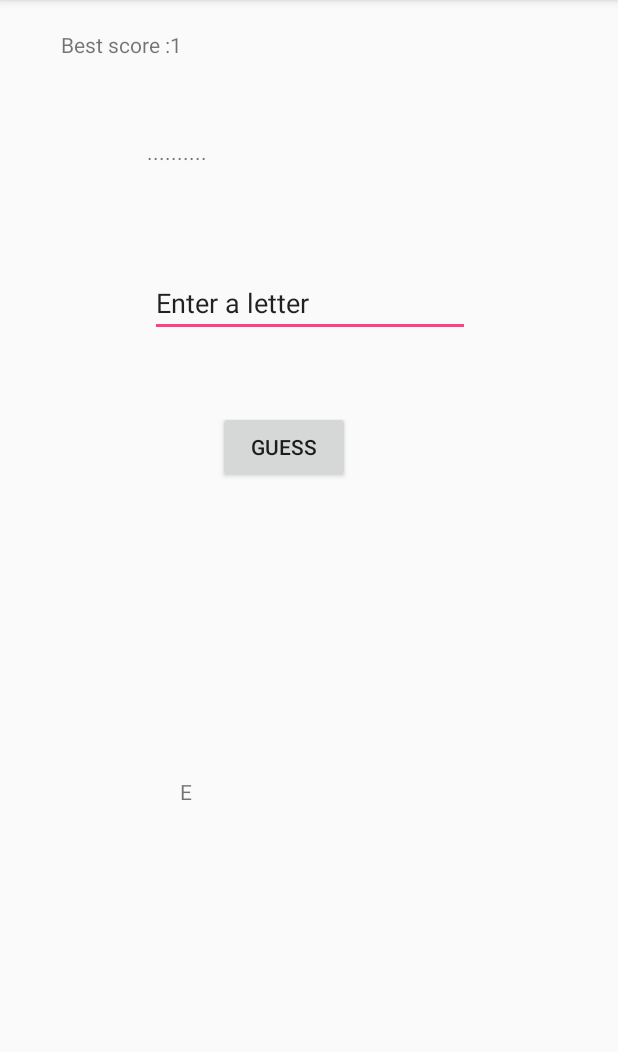
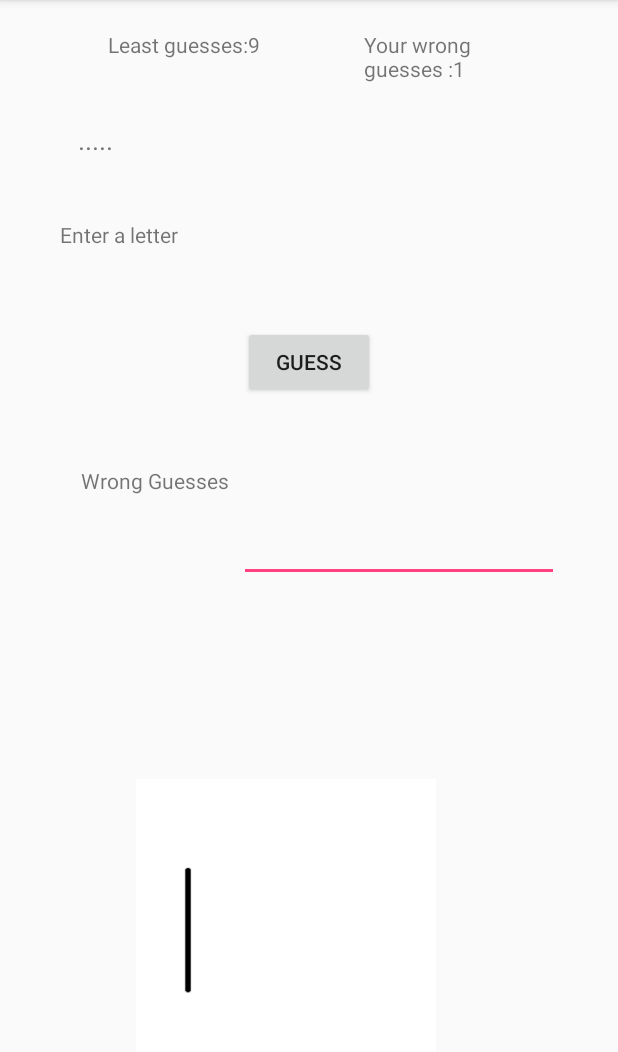
Before and after one commit to ishanisri/hangman, an Android app: the screen it shows after launch (MainActivity), after a tap on "GUESS", on a phone screen of 412 x 824 dp, the part 84-1136 px from its top. Run offline under Robolectric (Android 15) with nearby library versions, the phone set to English and light mode, and no system bars; 1 statement that could not run was skipped.

Commit message:
hacker mode done using images

```diff
--- a/app/src/main/AndroidManifest.xml
+++ b/app/src/main/AndroidManifest.xml
@@ -11,10 +11,11 @@
         android:theme="@style/AppTheme">
         <activity android:name=".MainActivity">
             <intent-filter>
-                <action android:name="android.intent.action.MAIN" />
+                <action android:name="android.intent.action.MAIN" android:screenOrientation="portrait"/>
 
                 <category android:name="android.intent.category.LAUNCHER" />
             </intent-filter>
+
         </activity>
     </application>
 
--- a/app/src/main/java/com/example/ishanisrivastava/hangman/MainActivity.java
+++ b/app/src/main/java/com/example/ishanisrivastava/hangman/MainActivity.java
@@ -1,24 +1,31 @@
 package com.example.ishanisrivastava.hangman;
 
+import android.app.Activity;
 import android.content.SharedPreferences;
+
 import android.support.v7.app.AppCompatActivity;
 import android.os.Bundle;
+import android.text.InputType;
 import android.view.View;
 import android.widget.ArrayAdapter;
 import android.widget.Button;
 import android.widget.EditText;
+import android.widget.ImageView;
 import android.widget.ListAdapter;
 import android.widget.ListView;
 import android.widget.TextView;
+import android.widget.Toast;
 
 import java.util.ArrayList;
 import java.util.Random;
+
+import static android.widget.Toast.*;
 
 public class MainActivity extends AppCompatActivity {
     StringBuilder guessed = new StringBuilder("");
     //StringBuilder wrong = new StringBuilder("");
     int wrongNo=0;
-    int bestScore=0;
+    int leastGuesses;
 
 
 
@@ -28,21 +35,27 @@ public class MainActivity extends AppCompatActivity {
         super.onCreate(savedInstanceState);
         setContentView(R.layout.activity_main);
         final TextView wordbox = findViewById(R.id.wordbox);
-        Button button1=findViewById(R.id.button);
+        final Button button1=findViewById(R.id.button);
         //final ListView wrongList = findViewById(R.id.wrong);
         final TextView wrongList=findViewById(R.id.wrong);
         final EditText letter=findViewById(R.id.letter);
         final TextView scorebox=findViewById(R.id.scorebox);
+        final TextView yourScore=findViewById(R.id.yourScore);
+        yourScore.setText("Your wrong guesses : 0");
+
+        final ImageView img=findViewById(R.id.imageView);
         final ArrayList wrong = new ArrayList();
-        final String list[]={"mango","apple","banana","papaya","guava","pineapple","watermelon","kiwi","strawberry","cherry"};
+        img.setImageResource(R.drawable.stage0);
+        final String list[]={"mango","apple","banana","papaya","guava","pineapple","watermelon","kiwi","strawberry","cherry","raspberry","orange","grapes","apricot","blueberry"};
         Random rand = new Random();
-        int n = rand.nextInt(10);
+        int n = rand.nextInt(15);
         final String word=list[n];
-        final SharedPreferences settings = getSharedPreferences("PREFS", 0);
-        String best= settings.getString("score", "");
-        if(best.equals("")==false) {
-            bestScore = Integer.parseInt(best);
-        }
+        final SharedPreferences settings = getSharedPreferences("PREFS", Activity.MODE_PRIVATE);
+         leastGuesses= settings.getInt("score",9);
+        scorebox.setText("Least guesses:"+String.valueOf(leastGuesses));
+
+
+
 
 
         for(int i=0;i<word.length();i++)
@@ -55,8 +68,12 @@ public class MainActivity extends AppCompatActivity {
         button1.setOnClickListener(new View.OnClickListener() {
 
             public void onClick(View v) {
-                char alphabet=letter.getText().charAt(0);
+                if(letter.getText().length()>1)
+                    Toast.makeText(getApplicationContext(),"just 1 letter allowed", LENGTH_LONG).show();
+                else{
+                    char alphabet=letter.getText().charAt(0);
                 int c=0;
+
                 for(int i=0;i<word.length();i++)
                 {
                    if(word.charAt(i)==alphabet){
@@ -71,36 +88,95 @@ public class MainActivity extends AppCompatActivity {
 
                 }
 
+
                 wordbox.setText(guessed) ;
                 if(c==0)
                 { wrongNo +=1;
                  wrong.add(alphabet);
+                 wrongList.setText("");
                  for(int i=0;i<wrong.size();i++){
                      String s=wrong.get(i).toString()+" ";
                      wrongList.append(s);
+                 }
+
+                    switch(wrong.size())
+                    {
+                        case 1:
+                            img.setImageResource(R.drawable.stage1);
+                            break;
+                        case 2:
+                            img.setImageResource(R.drawable.stage2);
+                            break;
+                        case 3:
+                            img.setImageResource(R.drawable.stage3);
+                            break;
+                        case 4:
+                        img.setImageResource(R.drawable.stage4);
+                        break;
+                        case 5:
+                            img.setImageResource(R.drawable.stage5);
+                            break;
+                        case 6:
+                            img.setImageResource(R.drawable.stage6);
+                            break;
+                        case 7:
+                            img.setImageResource(R.drawable.stage7);
+                            break;
+                        case 8:
+                            img.setImageResource(R.drawable.stage8);
+                            break;
+                        case 9:
+                            img.setImageResource(R.drawable.stage9);
+                            break;
+
+                 }
 
 
-                 }
+
+
                     //ListAdapter adapter = new ArrayAdapter<String>(MainActivity.this, android.R.layout.simple_list_item_1, wrong);
                     //wrongList.setAdapter(adapter);
                 }
+                letter.setText("");
+                yourScore.setText("Your wrong guesses :" + String.valueOf(wrongNo));
 
+                 if(wrong.size()<9) {
 
-                if(word.equals(guessed))
-                    letter.setText("You win!!");
-                if(wrongNo<=bestScore)
-                    scorebox.setText("Best score :"+String.valueOf(bestScore));
-                else {
-                    bestScore=wrongNo;
-                    scorebox.setText("Best score :" + String.valueOf(bestScore));
-                }
+                     if (word.equals(guessed.toString()) == true) {
+                         wordbox.setText("You win!!");
+                         letter.setEnabled(false);
+                         letter.setInputType(InputType.TYPE_NULL);
+                         letter.setEnabled(false);
+                         button1.setEnabled(false);
+
+                         if (wrongNo<leastGuesses)
+                             leastGuesses = wrongNo;
+
+                             //yourScore.setText("Your wrong guesses :" + String.valueOf(wrongNo));
+                             //scorebox.setText("Least guesses :" + String.valueOf(leastGuesses));
+
+                         scorebox.setText("least guesses :" + String.valueOf(leastGuesses));
+
+                             //leastGuesses = wrongNo;
+                             //yourScore.setText("Your Score :" + String.valueOf(wrongNo));
+                             //scorebox.setText("least guesses :" + String.valueOf(leastGuesses));
+
+                     }
+                 }else{
+                     letter.setEnabled(false);
+                     letter.setInputType(InputType.TYPE_NULL);
+                     wordbox.setText("You lose the game");
+                     letter.setEnabled(false);
+                     button1.setEnabled(false);
+                 }
 
                 SharedPreferences.Editor editor = settings.edit();
-                editor.putString("score", String.valueOf(bestScore));
+                editor.putInt("score", leastGuesses);
                 editor.commit();
 
 
-            }
+
+            }}
 
 
             });
--- /dev/null
+++ b/app/src/main/java/com/example/ishanisrivastava/hangman/views/customView1.java
@@ -0,0 +1,30 @@
+package com.example.ishanisrivastava.hangman.views;
+
+import android.content.Context;
+import android.support.annotation.Nullable;
+import android.util.AttributeSet;
+import android.widget.ImageView;
+
+public class customView1 extends ImageView {
+
+    public customView1(Context context) {
+        super(context);
+    }
+
+    public customView1(Context context, @Nullable AttributeSet attrs) {
+        super(context, attrs);
+    }
+
+    public customView1(Context context, @Nullable AttributeSet attrs, int defStyleAttr) {
+        super(context, attrs, defStyleAttr);
+    }
+
+    public customView1(Context context, @Nullable AttributeSet attrs, int defStyleAttr, int defStyleRes) {
+        super(context, attrs, defStyleAttr, defStyleRes);
+    }
+
+
+    private void init(@Nullable AttributeSet set){
+
+    }
+}
--- a/app/src/main/res/layout/activity_main.xml
+++ b/app/src/main/res/layout/activity_main.xml
@@ -19,15 +19,14 @@
         android:text="Guess"
         app:layout_constraintBottom_toBottomOf="parent"
         app:layout_constraintEnd_toEndOf="parent"
-        app:layout_constraintHorizontal_bias="0.446"
         app:layout_constraintStart_toStartOf="parent"
         app:layout_constraintTop_toTopOf="parent"
-        app:layout_constraintVertical_bias="0.378" />
+        app:layout_constraintVertical_bias="0.297" />
 
     <TextView
         android:id="@+id/wordbox"
-        android:layout_width="216dp"
-        android:layout_height="47dp"
+        android:layout_width="164dp"
+        android:layout_height="23dp"
         android:layout_marginBottom="8dp"
         android:layout_marginEnd="8dp"
         android:layout_marginLeft="8dp"
@@ -35,16 +34,18 @@
         android:layout_marginStart="8dp"
         android:layout_marginTop="8dp"
         android:text="The word is"
+        android:textSize="18sp"
         app:layout_constraintBottom_toBottomOf="parent"
         app:layout_constraintEnd_toEndOf="parent"
+        app:layout_constraintHorizontal_bias="0.19"
         app:layout_constraintStart_toStartOf="parent"
         app:layout_constraintTop_toTopOf="parent"
-        app:layout_constraintVertical_bias="0.118" />
+        app:layout_constraintVertical_bias="0.1" />
 
     <TextView
         android:id="@+id/scorebox"
-        android:layout_width="256dp"
-        android:layout_height="27dp"
+        android:layout_width="121dp"
+        android:layout_height="39dp"
         android:layout_marginBottom="8dp"
         android:layout_marginEnd="8dp"
         android:layout_marginLeft="8dp"
@@ -62,27 +63,23 @@
     <EditText
         android:id="@+id/letter"
         android:layout_width="wrap_content"
-        android:layout_height="wrap_content"
-        android:layout_marginBottom="8dp"
+        android:layout_height="41dp"
+        android:layout_marginBottom="380dp"
         android:layout_marginEnd="8dp"
         android:layout_marginLeft="8dp"
         android:layout_marginRight="8dp"
         android:layout_marginStart="8dp"
-        android:layout_marginTop="8dp"
         android:ems="10"
         android:inputType="textPersonName"
-        android:text="Enter a letter"
         app:layout_constraintBottom_toBottomOf="parent"
         app:layout_constraintEnd_toEndOf="parent"
-        app:layout_constraintHorizontal_bias="0.503"
-        app:layout_constraintStart_toStartOf="parent"
-        app:layout_constraintTop_toTopOf="parent"
-        app:layout_constraintVertical_bias="0.242" />
+        app:layout_constraintHorizontal_bias="0.83"
+        app:layout_constraintStart_toStartOf="parent" />
 
     <TextView
         android:id="@+id/wrong"
         android:layout_width="172dp"
-        android:layout_height="40dp"
+        android:layout_height="32dp"
         android:layout_marginBottom="8dp"
         android:layout_marginEnd="8dp"
         android:layout_marginLeft="8dp"
@@ -91,8 +88,82 @@
         android:layout_marginTop="8dp"
         app:layout_constraintBottom_toBottomOf="parent"
         app:layout_constraintEnd_toEndOf="parent"
+        app:layout_constraintHorizontal_bias="0.826"
         app:layout_constraintStart_toStartOf="parent"
         app:layout_constraintTop_toTopOf="parent"
-        app:layout_constraintVertical_bias="0.716" />
+        app:layout_constraintVertical_bias="0.424" />
+
+    <ImageView
+        android:id="@+id/imageView"
+        android:layout_width="200dp"
+        android:layout_height="200dp"
+        android:layout_marginBottom="8dp"
+        android:layout_marginEnd="8dp"
+        android:layout_marginLeft="8dp"
+        android:layout_marginRight="8dp"
+        android:layout_marginStart="8dp"
+        android:layout_marginTop="8dp"
+        android:background="@android:color/white"
+        app:layout_constraintBottom_toBottomOf="parent"
+        app:layout_constraintEnd_toEndOf="parent"
+        app:layout_constraintHorizontal_bias="0.423"
+        app:layout_constraintStart_toStartOf="parent"
+        app:layout_constraintTop_toTopOf="parent"
+        app:layout_constraintVertical_bias="0.926"
+        app:srcCompat="@android:drawable/toast_frame" />
+
+    <TextView
+        android:id="@+id/textView"
+        android:layout_width="wrap_content"
+        android:layout_height="wrap_content"
+        android:layout_marginBottom="8dp"
+        android:layout_marginEnd="8dp"
+        android:layout_marginLeft="8dp"
+        android:layout_marginRight="8dp"
+        android:layout_marginStart="8dp"
+        android:layout_marginTop="8dp"
+        android:text="Wrong Guesses"
+        app:layout_constraintBottom_toBottomOf="parent"
+        app:layout_constraintEnd_toEndOf="parent"
+        app:layout_constraintHorizontal_bias="0.154"
+        app:layout_constraintStart_toStartOf="parent"
+        app:layout_constraintTop_toTopOf="parent"
+        app:layout_constraintVertical_bias="0.413" />
+
+    <TextView
+        android:id="@+id/textView2"
+        android:layout_width="wrap_content"
+        android:layout_height="wrap_content"
+        android:layout_marginBottom="8dp"
+        android:layout_marginEnd="8dp"
+        android:layout_marginLeft="8dp"
+        android:layout_marginRight="8dp"
+        android:layout_marginStart="8dp"
+        android:layout_marginTop="8dp"
+        android:text="Enter a letter"
+        app:layout_constraintBottom_toBottomOf="parent"
+        app:layout_constraintEnd_toEndOf="parent"
+        app:layout_constraintHorizontal_bias="0.101"
+        app:layout_constraintStart_toStartOf="parent"
+        app:layout_constraintTop_toTopOf="parent"
+        app:layout_constraintVertical_bias="0.189" />
+
+    <TextView
+        android:id="@+id/yourScore"
+        android:layout_width="123dp"
+        android:layout_height="39dp"
+        android:layout_marginBottom="8dp"
+        android:layout_marginEnd="8dp"
+        android:layout_marginLeft="8dp"
+        android:layout_marginRight="8dp"
+        android:layout_marginStart="8dp"
+        android:layout_marginTop="8dp"
+        android:text="your wrong guesses:0"
+        app:layout_constraintBottom_toBottomOf="parent"
+        app:layout_constraintEnd_toEndOf="parent"
+        app:layout_constraintHorizontal_bias="0.861"
+        app:layout_constraintStart_toStartOf="parent"
+        app:layout_constraintTop_toTopOf="parent"
+        app:layout_constraintVertical_bias="0.017" />
 
 </android.support.constraint.ConstraintLayout>
--- a/gradle.properties
+++ b/gradle.properties
@@ -7,6 +7,7 @@
 # Specifies the JVM arguments used for the daemon process.
 # The setting is particularly useful for tweaking memory settings.
 org.gradle.jvmargs=-Xmx1536m
+
 # When configured, Gradle will run in incubating parallel mode.
 # This option should only be used with decoupled projects. More details, visit
 # http://www.gradle.org/docs/current/userguide/multi_project_builds.html#sec:decoupled_projects
```
Also changed, not shown: app/src/main/res/drawable/stage0.png (added), app/src/main/res/drawable/stage1.png (added), app/src/main/res/drawable/stage2.png (added), app/src/main/res/drawable/stage3.png (added), app/src/main/res/drawable/stage4.png (added), app/src/main/res/drawable/stage5.png (added), app/src/main/res/drawable/stage6.png (added), app/src/main/res/drawable/stage7.png (added), app/src/main/res/drawable/stage8.png (added), app/src/main/res/drawable/stage9.png (added).
